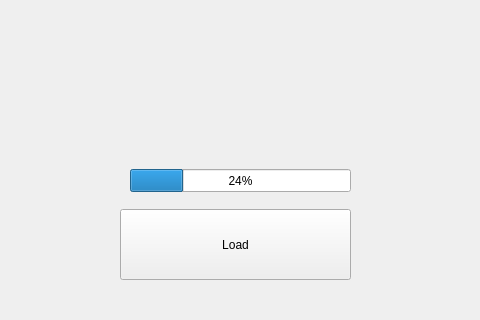
Qt form components/memory-gui/src/ui/mainwindow.ui (Gruncan/mem-monitor) before a commit; both pictures show x 320 to 800 and y 341 to 661 of the 1162 by 661 pixel window.
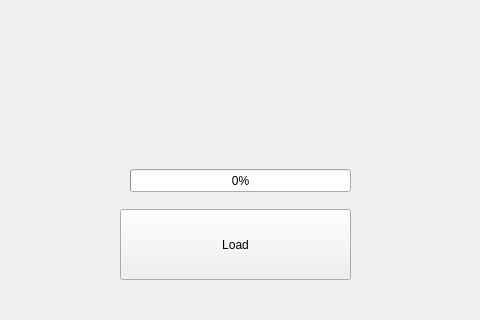
The same form after that commit. Custom widgets are drawn as their Qt base class.

Commit message: Added data plotting on load

```diff
--- a/components/memory-gui/src/ui/mainwindow.ui
+++ b/components/memory-gui/src/ui/mainwindow.ui
@@ -48,7 +48,7 @@
     <bool>true</bool>
    </property>
    <property name="value">
-    <number>24</number>
+    <number>0</number>
    </property>
    <property name="textVisible">
     <bool>true</bool>
```
Left out of the diff: 3 changed lines with no effect on the pictures. The commit also changes 1 other file.
